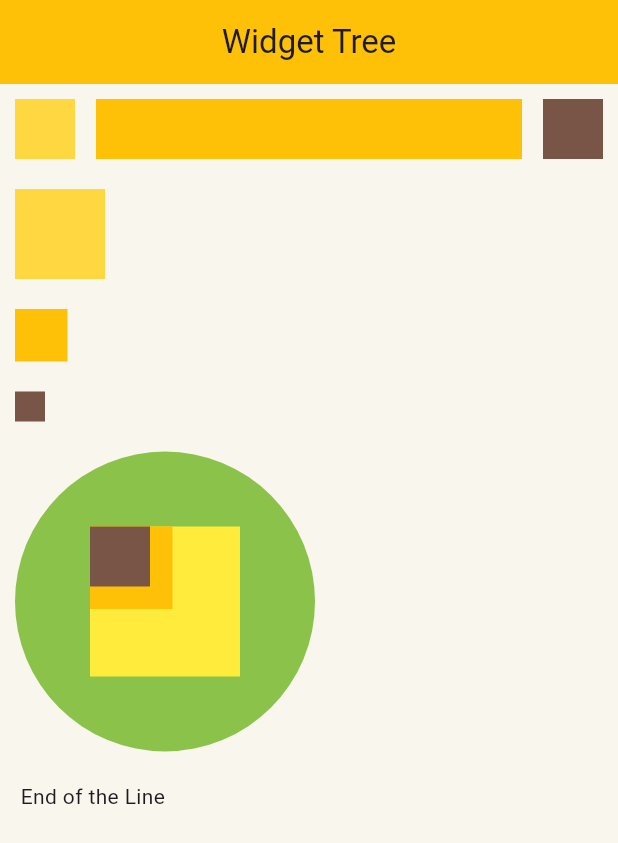
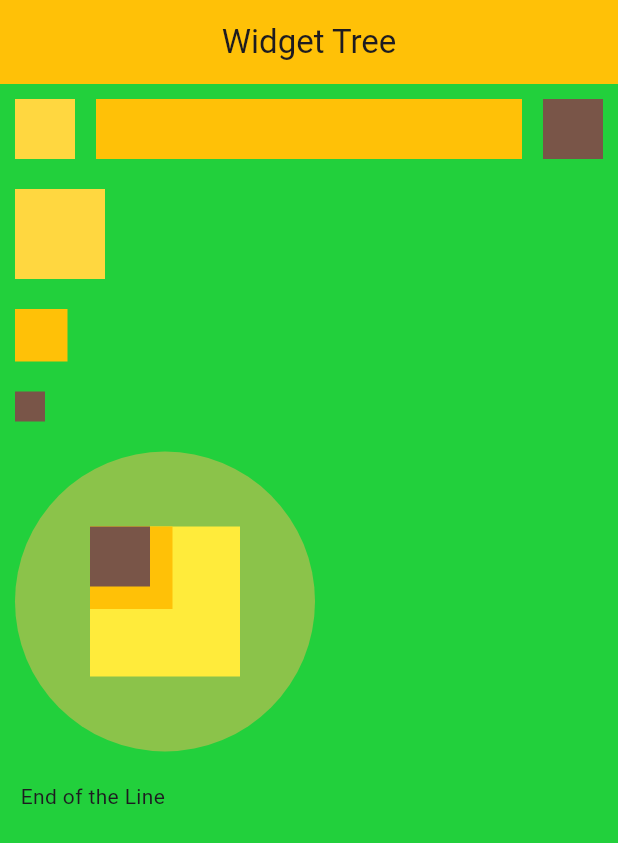
Before and after one commit to AhmedKamal1892/flutter-task-one-screen, a Flutter app: the screen it shows after launch, on a phone screen of 412 x 824 dp. Shown: the top 843 px of the screen. Run offline on Flutter 3.47's test engine with Material 3 defaults, Android fonts, the phone set to English and light mode, and no system bars.

Commit message:
changed background color

```diff
--- a/lib/pages/home/home_screen.dart
+++ b/lib/pages/home/home_screen.dart
@@ -27,7 +27,7 @@ class _SingleScreenState extends State<SingleScreen> {
   @override
   Widget build(BuildContext context) {
     return Scaffold(
-        backgroundColor: const Color.fromARGB(255, 248, 246, 237),
+        backgroundColor: const Color.fromARGB(255, 34, 208, 60),
         appBar: AppBar(
           title: Text(
             widget.titleAppBar,
```
